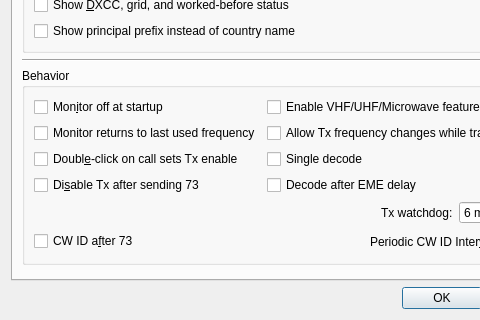
Above: Configuration.ui from saitohirga/WSJT-X before the change; both pictures show x 0 to 480 and y 264 to 584 of the 579 by 584 pixel window. Below: the same form after it.
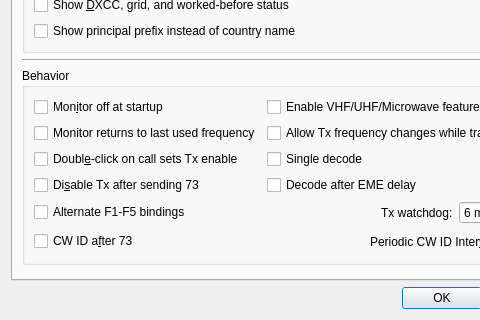
That is the form after the change. Custom widgets are drawn as their Qt base class.

Commit message: Optional key bindings for F1 through F5, especially for contest use.

Diff of the .ui file:
```diff
--- a/Configuration.ui
+++ b/Configuration.ui
@@ -461,6 +461,13 @@
             </property>
            </widget>
           </item>
+          <item row="4" column="0">
+           <widget class="QCheckBox" name="alternate_bindings_check_box">
+            <property name="text">
+             <string>Alternate F1-F5 bindings</string>
+            </property>
+           </widget>
+          </item>
          </layout>
         </widget>
        </item>
```
Left out of the diff: 10 changed lines with no effect on the pictures. The commit also changes 4 other files.
